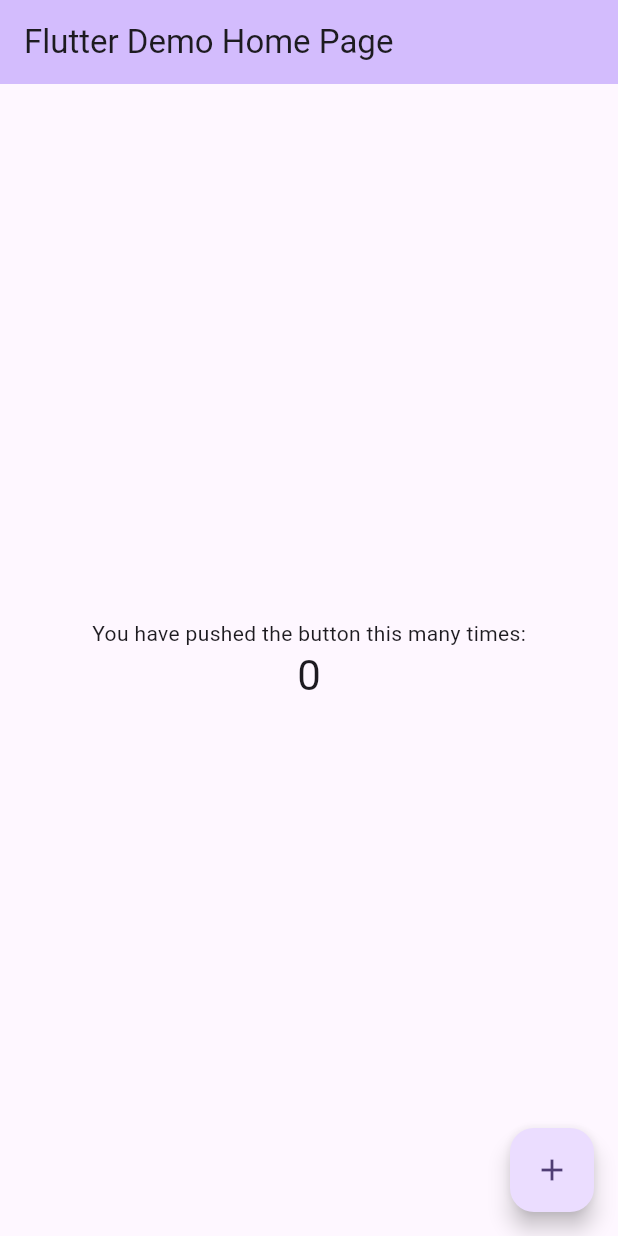
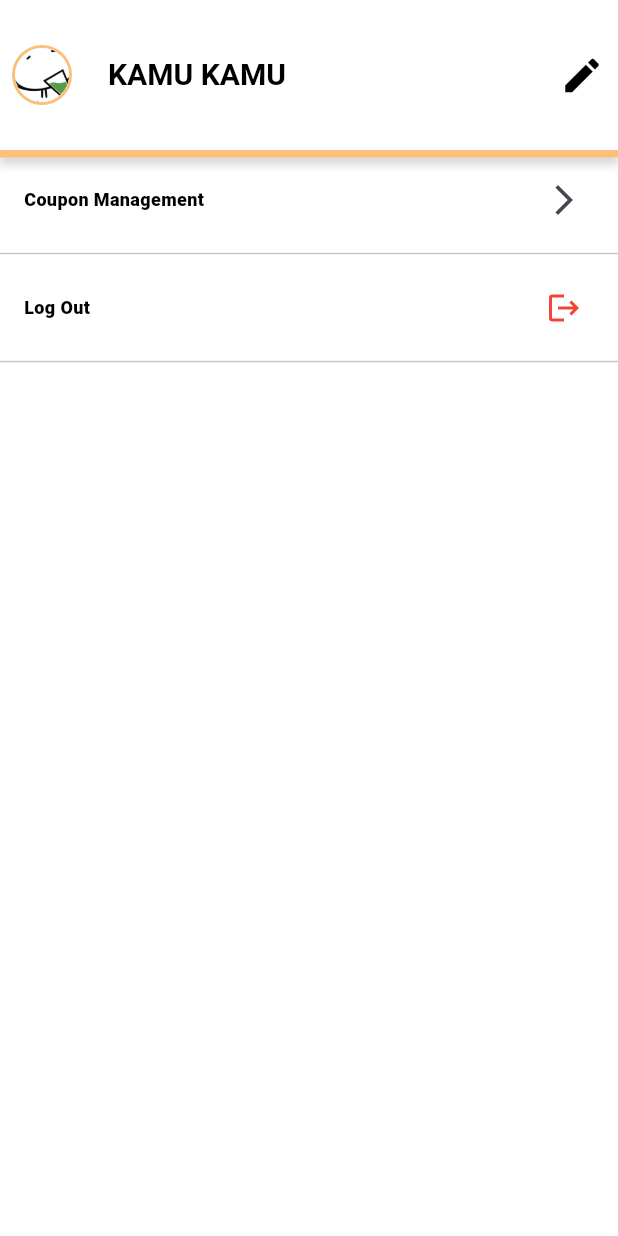
Before and after one commit to software-dev-m8/flash-pro-fontend, a Flutter app: the screen it shows after launch, on a phone screen of 412 x 824 dp. Run offline on Flutter 3.47's test engine with Material 3 defaults, Android fonts, the phone set to English and light mode, and no system bars; Roboto replaces fonts that are missing (Kantumruy-Bold).

Commit message:
finish manage page and doing edit profilt

```diff
--- /dev/null
+++ b/flash_pro_fontend/lib/config/theme.dart
@@ -0,0 +1,84 @@
+import 'package:flutter/material.dart';
+
+
+
+ThemeData theme() {
+  return ThemeData(
+    scaffoldBackgroundColor: Colors.white,
+    primaryColor: const Color(0xFF1DDA0D),
+    fontFamily: 'Kantumruy-Bold',
+    textTheme: textTheme(),
+    outlinedButtonTheme: buttonTheme(),
+  );
+}
+
+OutlinedButtonThemeData buttonTheme() {
+  return OutlinedButtonThemeData(
+    style: OutlinedButton.styleFrom(
+      backgroundColor: Colors.black,
+      shape: RoundedRectangleBorder(
+        borderRadius: BorderRadius.circular(10),
+      ),
+      minimumSize: const Size(
+        double.infinity,
+        50,
+      ),
+      side: BorderSide.none,
+    ),
+  );
+}
+
+TextTheme textTheme() {
+  return const TextTheme(
+    displayLarge: TextStyle(
+      color: Colors.black,
+      fontSize: 36,
+      fontWeight: FontWeight.bold,
+    ),
+    displayMedium: TextStyle(
+      color: Colors.black,
+      fontSize: 32,
+      fontWeight: FontWeight.bold,
+    ),
+    displaySmall: TextStyle(
+      color: Colors.black,
+      fontSize: 24,
+      fontWeight: FontWeight.bold,
+    ),
+    headlineLarge: TextStyle(
+      color: Colors.black,
+      fontSize: 20,
+      fontWeight: FontWeight.bold,
+    ),
+    headlineMedium: TextStyle(
+      color: Colors.black,
+      fontSize: 18,
+      fontWeight: FontWeight.bold,
+    ),
+    headlineSmall: TextStyle(
+      color: Colors.black,
+      fontSize: 16,
+      fontWeight: FontWeight.bold,
+    ),
+    titleLarge: TextStyle(
+      color: Colors.black,
+      fontSize: 16,
+      fontWeight: FontWeight.normal,
+    ),
+    bodyLarge: TextStyle(
+      color: Colors.black,
+      fontSize: 14,
+      fontWeight: FontWeight.normal,
+    ),
+    bodyMedium: TextStyle(
+      color: Colors.black,
+      fontSize: 12,
+      fontWeight: FontWeight.normal,
+    ),
+    bodySmall: TextStyle(
+      color: Colors.black,
+      fontSize: 10,
+      fontWeight: FontWeight.normal,
+    ),
+  );
+}
--- a/flash_pro_fontend/lib/main.dart
+++ b/flash_pro_fontend/lib/main.dart
@@ -1,125 +1,18 @@
 import 'package:flutter/material.dart';
+import 'config/theme.dart';
+import 'restaurant_managment.dart'; // Import the Restaurant Management page here
 
 void main() {
-  runApp(const MyApp());
+  runApp(MyApp());
 }
 
 class MyApp extends StatelessWidget {
-  const MyApp({super.key});
-
-  // This widget is the root of your application.
   @override
   Widget build(BuildContext context) {
     return MaterialApp(
-      title: 'Flutter Demo',
-      theme: ThemeData(
-        // This is the theme of your application.
-        //
-        // TRY THIS: Try running your application with "flutter run". You'll see
-        // the application has a purple toolbar. Then, without quitting the app,
-        // try changing the seedColor in the colorScheme below to Colors.green
-        // and then invoke "hot reload" (save your changes or press the "hot
-        // reload" button in a Flutter-supported IDE, or press "r" if you used
-        // the command line to start the app).
-        //
-        // Notice that the counter didn't reset back to zero; the application
-        // state is not lost during the reload. To reset the state, use hot
-        // restart instead.
-        //
-        // This works for code too, not just values: Most code changes can be
-        // tested with just a hot reload.
-        colorScheme: ColorScheme.fromSeed(seedColor: Colors.deepPurple),
-        useMaterial3: true,
-      ),
-      home: const MyHomePage(title: 'Flutter Demo Home Page'),
+      debugShowCheckedModeBanner: false,
+      theme: theme(),
+      home: RestaurantManagementPage(), // Set the home to RestaurantManagementPage
     );
   }
 }
-
-class MyHomePage extends StatefulWidget {
-  const MyHomePage({super.key, required this.title});
-
-  // This widget is the home page of your application. It is stateful, meaning
-  // that it has a State object (defined below) that contains fields that affect
-  // how it looks.
-
-  // This class is the configuration for the state. It holds the values (in this
-  // case the title) provided by the parent (in this case the App widget) and
-  // used by the build method of the State. Fields in a Widget subclass are
-  // always marked "final".
-
-  final String title;
-
-  @override
-  State<MyHomePage> createState() => _MyHomePageState();
-}
-
-class _MyHomePageState extends State<MyHomePage> {
-  int _counter = 0;
-
-  void _incrementCounter() {
-    setState(() {
-      // This call to setState tells the Flutter framework that something has
-      // changed in this State, which causes it to rerun the build method below
-      // so that the display can reflect the updated values. If we changed
-      // _counter without calling setState(), then the build method would not be
-      // called again, and so nothing would appear to happen.
-      _counter++;
-    });
-  }
-
-  @override
-  Widget build(BuildContext context) {
-    // This method is rerun every time setState is called, for instance as done
-    // by the _incrementCounter method above.
-    //
-    // The Flutter framework has been optimized to make rerunning build methods
-    // fast, so that you can just rebuild anything that needs updating rather
-    // than having to individually change instances of widgets.
-    return Scaffold(
-      appBar: AppBar(
-        // TRY THIS: Try changing the color here to a specific color (to
-        // Colors.amber, perhaps?) and trigger a hot reload to see the AppBar
-        // change color while the other colors stay the same.
-        backgroundColor: Theme.of(context).colorScheme.inversePrimary,
-        // Here we take the value from the MyHomePage object that was created by
-        // the App.build method, and use it to set our appbar title.
-        title: Text(widget.title),
-      ),
-      body: Center(
-        // Center is a layout widget. It takes a single child and positions it
-        // in the middle of the parent.
-        child: Column(
-          // Column is also a layout widget. It takes a list of children and
-          // arranges them vertically. By default, it sizes itself to fit its
-          // children horizontally, and tries to be as tall as its parent.
-          //
-          // Column has various properties to control how it sizes itself and
-          // how it positions its children. Here we use mainAxisAlignment to
-          // center the children vertically; the main axis here is the vertical
-          // axis because Columns are vertical (the cross axis would be
-          // horizontal).
-          //
-          // TRY THIS: Invoke "debug painting" (choose the "Toggle Debug Paint"
-          // action in the IDE, or press "p" in the console), to see the
-          // wireframe for each widget.
-          mainAxisAlignment: MainAxisAlignment.center,
-          children: <Widget>[
-            const Text(
-              'You have pushed the button this many times:',
-            ),
-            Text(
-              '$_counter',
-              style: Theme.of(context).textTheme.headlineMedium,
-            ),
-          ],
-        ),
-      ),
-      floatingActionButton: FloatingActionButton(
-        onPressed: _incrementCounter,
-        tooltip: 'Increment',
-        child: const Icon(Icons.add),
-      ), // This trailing comma makes auto-formatting nicer for build methods.
-    );
-  }
-}
--- /dev/null
+++ b/flash_pro_fontend/lib/restaurant_managment.dart
@@ -0,0 +1,106 @@
+import 'package:flutter/material.dart';
+import 'config/theme.dart';
+import 'edit_profile_page.dart'; // Assuming you are navigating to this page
+
+class RestaurantManagementPage extends StatelessWidget {  // Renamed from MyApp to RestaurantManagementPage
+  @override
+  Widget build(BuildContext context) {
+    return MaterialApp(
+      debugShowCheckedModeBanner: false,
+      theme: theme(),
+      home: Scaffold(
+        appBar: AppBar(
+          toolbarHeight: 100,
+          title: Text(
+            'KAMU KAMU',
+            style: Theme.of(context).textTheme.headlineSmall!.copyWith(
+                color: Colors.black, fontWeight: FontWeight.w700, fontSize: 20),
+          ),
+          backgroundColor: Colors.white,
+          elevation: 0,
+          leading: Padding(
+            padding: const EdgeInsets.all(8.0),
+            child: Align(
+              alignment: Alignment.center,
+              child: Container(
+                decoration: BoxDecoration(
+                  shape: BoxShape.circle,
+                  border: Border.all(
+                    color: const Color(0xFFFBC079),
+                    width: 2.0,
+                  ),
+                ),
+                child: const CircleAvatar(
+                  backgroundImage:
+                      AssetImage('assets/image_logo/kamu_logo.png'),
+                  radius: 24,
+                ),
+              ),
+            ),
+          ),
+          actions: [
+            IconButton(
+              icon: const Icon(
+                Icons.edit,
+                color: Colors.black,
+                size: 30,
+              ),
+              onPressed: () {
+                Navigator.push(
+                  context,
+                  MaterialPageRoute(builder: (context) => EditProfilePage()), // Navigates to EditProfilePage
+                );
+              },
+            ),
+          ],
+        ),
+        body: Column(
+          crossAxisAlignment: CrossAxisAlignment.start,
+          children: [
+            Container(
+              height: 5, // Thickness of the orange line
+              decoration: BoxDecoration(
+                color: const Color(0xFFFBC079),
+                boxShadow: [
+                  BoxShadow(
+                    color: Colors.black.withOpacity(0.2),
+                    spreadRadius: 1,
+                    blurRadius: 5,
+                    offset: const Offset(0, 3), // Shadow offset
+                  ),
+                ],
+              ),
+            ),
+            ListTile(
+              title: Text(
+                'Coupon Management',
+                style: Theme.of(context)
+                    .textTheme
+                    .bodyMedium!
+                    .copyWith(color: Colors.black, fontWeight: FontWeight.w900),
+              ),
+              trailing: const Icon(Icons.arrow_forward_ios),
+              onTap: () {},
+            ),
+            const Divider(),
+            ListTile(
+              title: Text(
+                'Log Out',
+                style: Theme.of(context)
+                    .textTheme
+                    .bodyMedium!
+                    .copyWith(color: Colors.black, fontWeight: FontWeight.w900),
+              ),
+              trailing: const Icon(
+                Icons.logout,
+                color: Colors.red,
+              ),
+              onTap: () {},
+            ),
+            const Divider(),
+          ],
+        ),
+      ),
+    );
+  }
+}
```
Also changed, not shown: flash_pro_fontend/lib/edit_profile_page.dart (added, +218 -0 lines), flash_pro_fontend/pubspec.yaml (+9 -0 lines), flash_pro_fontend/assets/fonts/Kantumruy-Bold.ttf (added), flash_pro_fontend/assets/fonts/Kantumruy-Light.ttf (added), flash_pro_fontend/assets/fonts/Kantumruy-Regular.ttf (added), flash_pro_fontend/assets/image_logo/kamu_logo.png (added), 1 other file.
